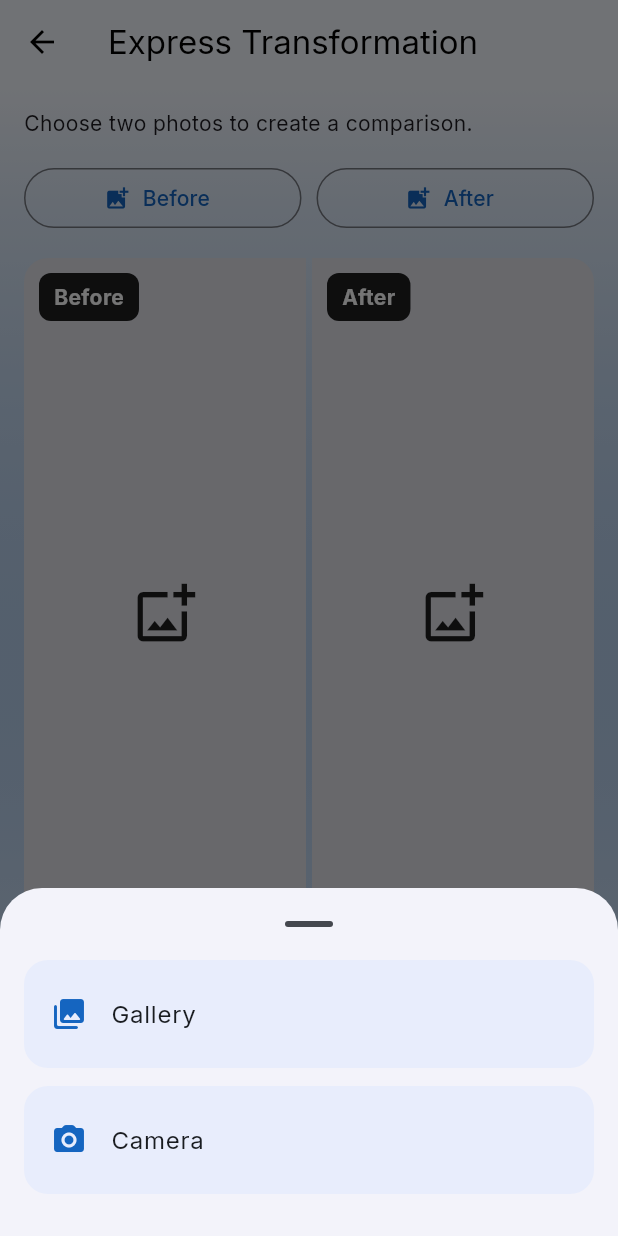
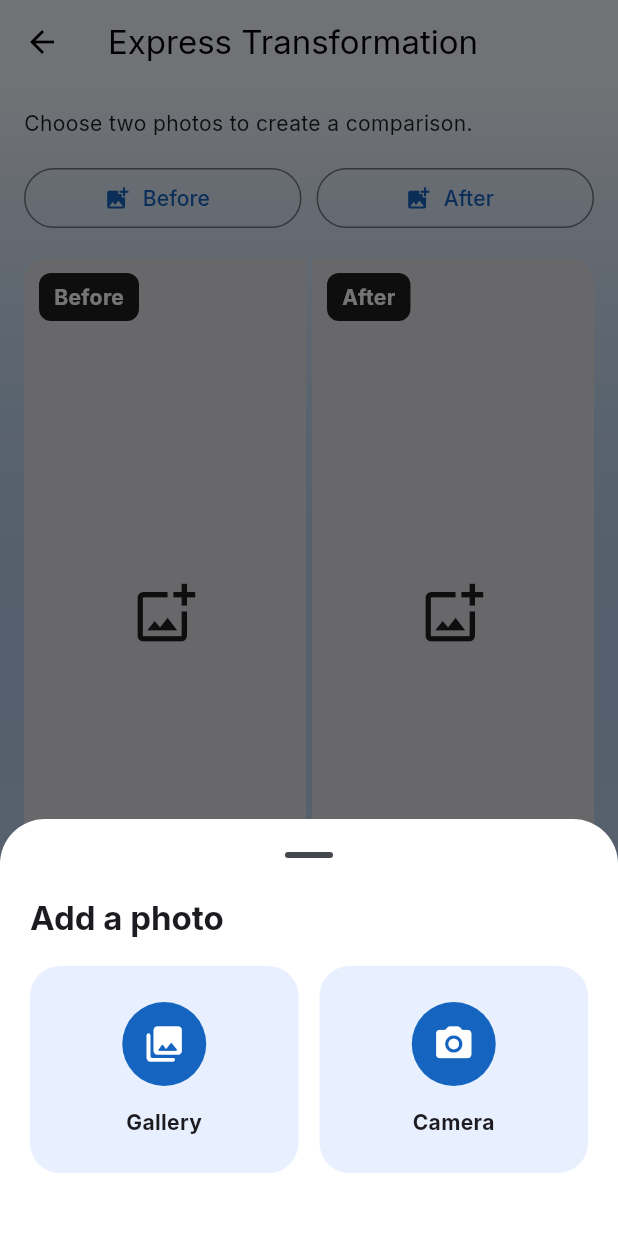
Before and after one commit to jaymonni/Avant-Apres, a Flutter app: the ExpressScreen screen opened directly, after a tap on "Before", on a phone screen of 412 x 824 dp. Run offline on Flutter 3.47's test engine with Material 3 defaults, Android fonts, the light colour scheme and no system bars; our stand-ins replace google_fonts, google_mobile_ads, image_picker, in_app_review, share_plus, shared_preferences; missing offline and left inert: crop_your_image; accounts and stored records are empty.

Commit message:
Redesign Express photo picker with elevated two-column cards

```diff
--- a/lib/screens/express_screen.dart
+++ b/lib/screens/express_screen.dart
@@ -71,32 +71,75 @@ class _ExpressScreenState extends State<ExpressScreen> {
   }
 
   Future<void> _choose(bool before) async {
+    final colors = Theme.of(context).colorScheme;
     await showModalBottomSheet<void>(
       context: context,
       showDragHandle: true,
       useSafeArea: true,
-      shape: const RoundedRectangleBorder(borderRadius: BorderRadius.vertical(top: Radius.circular(28))),
-      builder: (sheetContext) => SafeArea(
+      backgroundColor: colors.surface,
+      shape: const RoundedRectangleBorder(
+        borderRadius: BorderRadius.vertical(top: Radius.circular(30)),
+      ),
+      builder: (sheetContext) => Padding(
+        padding: const EdgeInsets.fromLTRB(20, 4, 20, 42),
+        child: Column(mainAxisSize: MainAxisSize.min, children: [
+          Align(
+            alignment: Alignment.centerLeft,
+            child: Text(
+              _tr('Ajouter une photo', 'Add a photo', 'Añadir una foto', 'Adicionar uma foto'),
+              style: Theme.of(context).textTheme.titleLarge?.copyWith(
+                fontWeight: FontWeight.bold,
+              ),
+            ),
+          ),
+          const SizedBox(height: 18),
+          Row(children: [
+            Expanded(child: _photoSourceCard(
+              icon: Icons.photo_library_rounded,
+              label: AppStrings.gallery,
+              onTap: () {
+                Navigator.pop(sheetContext);
+                _pick(before, ImageSource.gallery);
+              },
+            )),
+            const SizedBox(width: 14),
+            Expanded(child: _photoSourceCard(
+              icon: Icons.photo_camera_rounded,
+              label: AppStrings.camera,
+              onTap: () {
+                Navigator.pop(sheetContext);
+                _pick(before, ImageSource.camera);
+              },
+            )),
+          ]),
+        ]),
+      ),
+    );
+  }
+
+  Widget _photoSourceCard({
+    required IconData icon,
+    required String label,
+    required VoidCallback onTap,
+  }) {
+    final colors = Theme.of(context).colorScheme;
+    return Material(
+      color: colors.primaryContainer.withValues(alpha: 0.55),
+      borderRadius: BorderRadius.circular(20),
+      child: InkWell(
+        borderRadius: BorderRadius.circular(20),
+        onTap: onTap,
         child: Padding(
-          padding: const EdgeInsets.fromLTRB(16, 0, 16, 28),
-          child: Column(mainAxisSize: MainAxisSize.min, children: [
-          ListTile(
-            tileColor: Theme.of(context).colorScheme.primaryContainer.withValues(alpha: 0.38),
-            shape: RoundedRectangleBorder(borderRadius: BorderRadius.circular(16)),
-            contentPadding: const EdgeInsets.symmetric(horizontal: 18, vertical: 8),
-            leading: Icon(Icons.photo_library_rounded, color: Theme.of(context).colorScheme.primary),
-            title: Text(AppStrings.gallery),
-            onTap: () { Navigator.pop(sheetContext); _pick(before, ImageSource.gallery); },
-          ),
-          const SizedBox(height: 12),
-          ListTile(
-            tileColor: Theme.of(context).colorScheme.primaryContainer.withValues(alpha: 0.38),
-            shape: RoundedRectangleBorder(borderRadius: BorderRadius.circular(16)),
-            contentPadding: const EdgeInsets.symmetric(horizontal: 18, vertical: 8),
-            leading: Icon(Icons.photo_camera_rounded, color: Theme.of(context).colorScheme.primary),
-            title: Text(AppStrings.camera),
-            onTap: () { Navigator.pop(sheetContext); _pick(before, ImageSource.camera); },
-          ),
+          padding: const EdgeInsets.symmetric(vertical: 24, horizontal: 8),
+          child: Column(children: [
+            CircleAvatar(
+              radius: 28,
+              backgroundColor: colors.primary,
+              child: Icon(icon, color: colors.onPrimary, size: 28),
+            ),
+            const SizedBox(height: 14),
+            Text(label, textAlign: TextAlign.center,
+              style: const TextStyle(fontWeight: FontWeight.w700)),
           ]),
         ),
       ),
```
